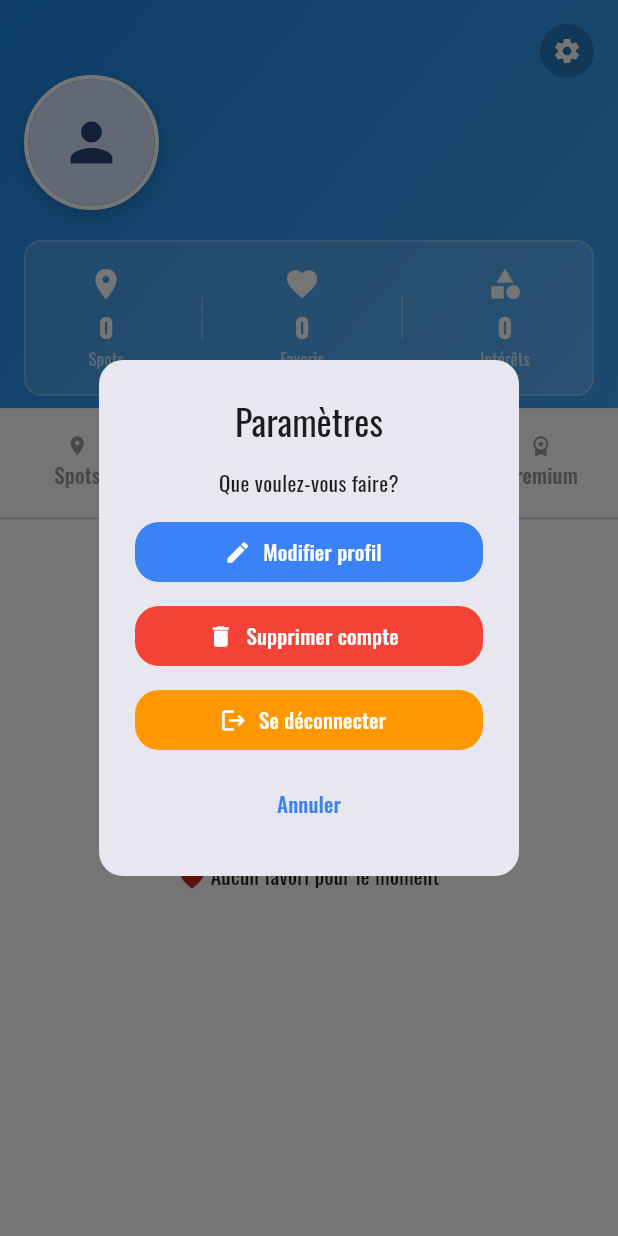
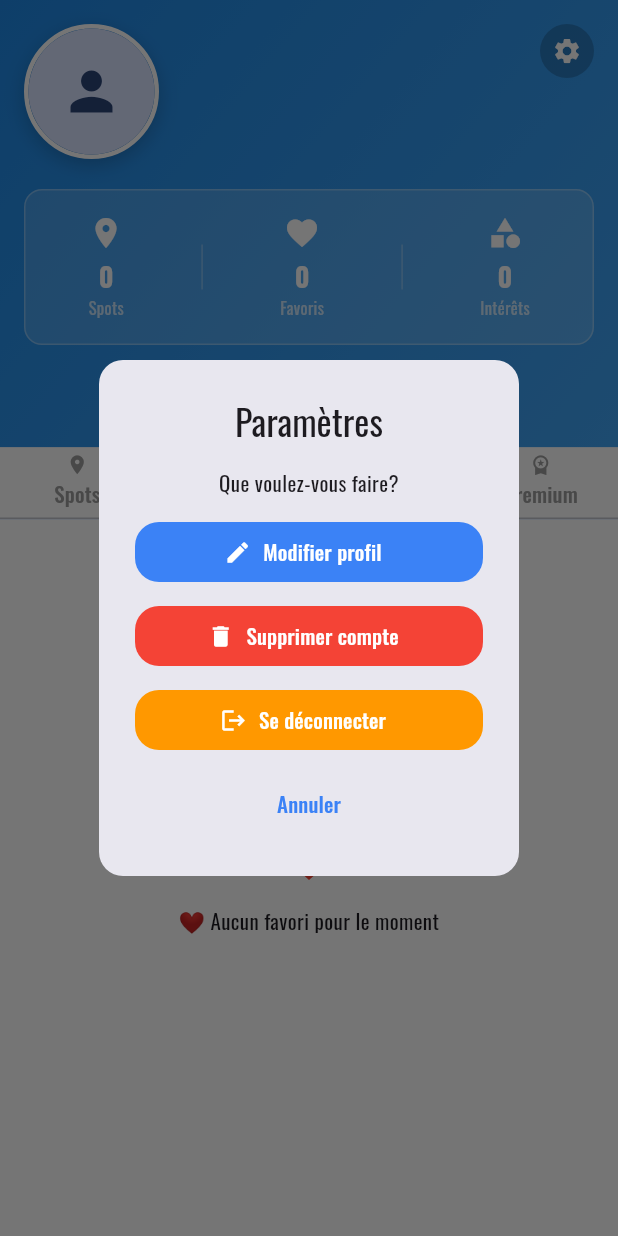
Before and after one commit to SchwaaarZy/allspots, a Flutter app: the ProfilePage screen opened directly, tab 2 chosen, after a tap on the "settings" icon, on a phone screen of 412 x 824 dp. Run offline on Flutter 3.47's test engine with Material 3 defaults, Android fonts, the phone set to English and light mode, and no system bars; our stand-ins replace cached_network_image, cloud_firestore, firebase_auth, firebase_core, flutter_riverpod, geolocator and 6 more; missing offline and left inert: flutter_google_maps_webservices; accounts and stored records are empty; network calls fail.

Commit message:
Fix de la page de profil pour éviter les erreurs de pagination et améliorer l'expérience utilisateur.

```diff
--- a/lib/features/profile/presentation/profile_page.dart
+++ b/lib/features/profile/presentation/profile_page.dart
@@ -76,18 +76,64 @@ class _ProfilePageState extends ConsumerState<ProfilePage>
                     background: _buildProfileHeader(profile),
                   ),
                   bottom: PreferredSize(
-                    preferredSize: const Size.fromHeight(40),
+                    preferredSize: const Size.fromHeight(48),
                     child: _buildTabBar(),
                   ),
                 ),
               ],
-              body: TabBarView(
+              body: Column(
+                children: [
+                  // Barre d'action pour l'onglet Spots
+                  AnimatedBuilder(
+                    animation: _tabController,
+                    builder: (context, child) {
+                      if (_tabController.index == 0) {
+                        return Padding(
+                          padding: const EdgeInsets.all(12),
+                          child: Row(
+                            children: [
+                              Expanded(
+                                child: ElevatedButton.icon(
+                                  onPressed: () => context.push('/spots/new'),
+                                  icon: const Icon(Icons.add_location_alt),
+                                  label: const Text('Créer un spot'),
+                                ),
+                              ),
+                              const SizedBox(width: 8),
+                              Expanded(
+                                child: OutlinedButton.icon(
+                                  onPressed: () {
+                                    ScaffoldMessenger.of(context).showSnackBar(
+                                      const SnackBar(
+                                        content: Text(
+                                          'Sélectionnez un spot dans la liste puis Modifier.',
+                                        ),
+                                      ),
+                                    );
+                                  },
+                                  icon: const Icon(Icons.edit),
+                                  label: const Text('Modifier un spot'),
+                                ),
+                              ),
+                            ],
+                          ),
+                        );
+                      }
+                      return const SizedBox.shrink();
+                    },
+                  ),
+                  // TabBarView avec contenu scrollable
+                  Expanded(
+                    child: TabBarView(
                       controller: _tabController,
                       children: [
                         _MyPoiTab(userId: user.uid),
                         _FavoritesTab(userId: user.uid),
                         const _RoadTripTab(),
                         _PremiumTab(profile: profile, user: user),
+                      ],
+                    ),
+                  ),
                 ],
               ),
             ),
@@ -186,7 +232,9 @@ class _ProfilePageState extends ConsumerState<ProfilePage>
           builder: (context, favsSnapshot) {
             final favsCount = favsSnapshot.data?.docs.length ?? 0;
 
-            return Container(
+            return SafeArea(
+              bottom: false,
+              child: Container(
                 width: double.infinity,
                 decoration: BoxDecoration(
                   gradient: LinearGradient(
@@ -202,7 +250,7 @@ class _ProfilePageState extends ConsumerState<ProfilePage>
                   children: [
                     // Contenu principal
                     Padding(
-                    padding: const EdgeInsets.fromLTRB(16, 50, 16, 16),
+                      padding: const EdgeInsets.fromLTRB(16, 16, 16, 16),
                     child: Column(
                       children: [
                         // Photo et badges
@@ -492,6 +540,7 @@ class _ProfilePageState extends ConsumerState<ProfilePage>
                     ),
                   ),
                 ],
+              ),
             ),
             );
           },
@@ -567,6 +616,7 @@ class _ProfilePageState extends ConsumerState<ProfilePage>
 
   Widget _buildTabBar() {
     return Container(
+      height: 48,
       color: Colors.white,
       child: TabBar(
         controller: _tabController,
@@ -685,51 +735,21 @@ class _MyPoiTabState extends ConsumerState<_MyPoiTab> {
           .snapshots(),
       builder: (context, snapshot) {
         final allSpots = snapshot.data?.docs ?? [];
-        final actionBar = Padding(
-          padding: const EdgeInsets.all(12),
-          child: Row(
-            children: [
-              Expanded(
-                child: ElevatedButton.icon(
-                  onPressed: () => context.push('/spots/new'),
-                  icon: const Icon(Icons.add_location_alt),
-                  label: const Text('Créer un spot'),
-                ),
-              ),
-              const SizedBox(width: 8),
-              Expanded(
-                child: OutlinedButton.icon(
-                  onPressed: allSpots.isEmpty
-                      ? null
-                      : () {
-                          ScaffoldMessenger.of(context).showSnackBar(
-                            const SnackBar(
-                              content: Text(
-                                'Sélectionnez un spot dans la liste puis Modifier.',
-                              ),
-                            ),
-                          );
-                        },
-                  icon: const Icon(Icons.edit),
-                  label: const Text('Modifier un spot'),
-                ),
-              ),
-            ],
-          ),
-        );
 
         if (allSpots.isEmpty) {
-          return Padding(
+          return Center(
+            child: Padding(
               padding: const EdgeInsets.all(16),
               child: Column(
-              children: [
-                const SizedBox(height: 100),
+                mainAxisSize: MainAxisSize.min,
+                children: [
+                  const Icon(Icons.location_on, size: 48, color: Colors.blue),
+                  const SizedBox(height: 12),
                   const Text('📍 Vous n\'avez pas encore créé de spots.',
                     textAlign: TextAlign.center,
                   ),
-                const SizedBox(height: 20),
-                actionBar,
-              ],
+                ],
+              ),
             ),
           );
         }
@@ -741,9 +761,31 @@ class _MyPoiTabState extends ConsumerState<_MyPoiTab> {
 
         return Column(
           children: [
-            ListView.builder(
-              shrinkWrap: true,
-              physics: const NeverScrollableScrollPhysics(),
+            Padding(
+              padding: const EdgeInsets.all(12),
+              child: Column(
+                crossAxisAlignment: CrossAxisAlignment.start,
+                children: [
+                  Row(
+                    mainAxisAlignment: MainAxisAlignment.spaceBetween,
+                    children: [
+                      Text(
+                        'Spots: ${allSpots.length}',
+                        style: const TextStyle(fontWeight: FontWeight.w700),
+                      ),
+                      if (totalPages > 1)
+                        Text(
+                          'Page ${_currentPage + 1} / $totalPages',
+                          style: const TextStyle(fontWeight: FontWeight.w600, fontSize: 12),
+                        ),
+                    ],
+                  ),
+                ],
+              ),
+            ),
+            const Divider(height: 1),
+            Expanded(
+              child: ListView.builder(
                 padding: const EdgeInsets.fromLTRB(12, 12, 12, 12),
                 itemCount: visibleSpots.length,
                 itemBuilder: (context, index) {
@@ -774,6 +816,7 @@ class _MyPoiTabState extends ConsumerState<_MyPoiTab> {
                     );
                   },
               ),
+            ),
             if (totalPages > 1)
               Container(
                 padding: const EdgeInsets.symmetric(vertical: 8, horizontal: 12),
@@ -797,7 +840,7 @@ class _MyPoiTabState extends ConsumerState<_MyPoiTab> {
                           : null,
                     ),
                     Text(
-                      'Page ${_currentPage + 1} / $totalPages',
+                      '${_currentPage + 1} / $totalPages',
                       style: const TextStyle(fontWeight: FontWeight.bold),
                     ),
                     IconButton(
@@ -809,7 +852,6 @@ class _MyPoiTabState extends ConsumerState<_MyPoiTab> {
                   ],
                 ),
               ),
-              actionBar,
           ],
         );
       },
@@ -876,10 +918,17 @@ class _FavoritesTabState extends ConsumerState<_FavoritesTab> {
 
         final allSpots = snapshot.data!.docs;
         if (allSpots.isEmpty) {
-          return const Center(
+          return Center(
             child: Padding(
-              padding: EdgeInsets.all(16),
-              child: Text('❤️ Aucun favori pour le moment'),
+              padding: const EdgeInsets.all(16),
+              child: Column(
+                mainAxisSize: MainAxisSize.min,
+                children: [
+                  const Icon(Icons.favorite, size: 48, color: Colors.red),
+                  const SizedBox(height: 12),
+                  const Text('❤️ Aucun favori pour le moment', textAlign: TextAlign.center),
+                ],
+              ),
             ),
           );
         }
@@ -891,9 +940,31 @@ class _FavoritesTabState extends ConsumerState<_FavoritesTab> {
 
         return Column(
           children: [
-            ListView(
-              shrinkWrap: true,
-              physics: const NeverScrollableScrollPhysics(),
+            Padding(
+              padding: const EdgeInsets.all(12),
+              child: Column(
+                crossAxisAlignment: CrossAxisAlignment.start,
+                children: [
+                  Row(
+                    mainAxisAlignment: MainAxisAlignment.spaceBetween,
+                    children: [
+                      Text(
+                        'Favoris: ${allSpots.length}',
+                        style: const TextStyle(fontWeight: FontWeight.w700),
+                      ),
+                      if (totalPages > 1)
+                        Text(
+                          'Page ${_currentPage + 1} / $totalPages',
+                          style: const TextStyle(fontWeight: FontWeight.w600, fontSize: 12),
+                        ),
+                    ],
+                  ),
+                ],
+              ),
+            ),
+            const Divider(height: 1),
+            Expanded(
+              child: ListView(
                 padding: const EdgeInsets.all(12),
                 children: [
                   for (final doc in visibleSpots)
@@ -903,6 +974,7 @@ class _FavoritesTabState extends ConsumerState<_FavoritesTab> {
                       userId: widget.userId,
                     ),
                 ],
+              ),
             ),
             if (totalPages > 1)
               Container(
@@ -927,7 +999,7 @@ class _FavoritesTabState extends ConsumerState<_FavoritesTab> {
                           : null,
                     ),
                     Text(
-                      'Page ${_currentPage + 1} / $totalPages',
+                      '${_currentPage + 1} / $totalPages',
                       style: const TextStyle(fontWeight: FontWeight.bold),
                     ),
                     IconButton(
```
Lines whose indentation alone changed are shown as unchanged.
